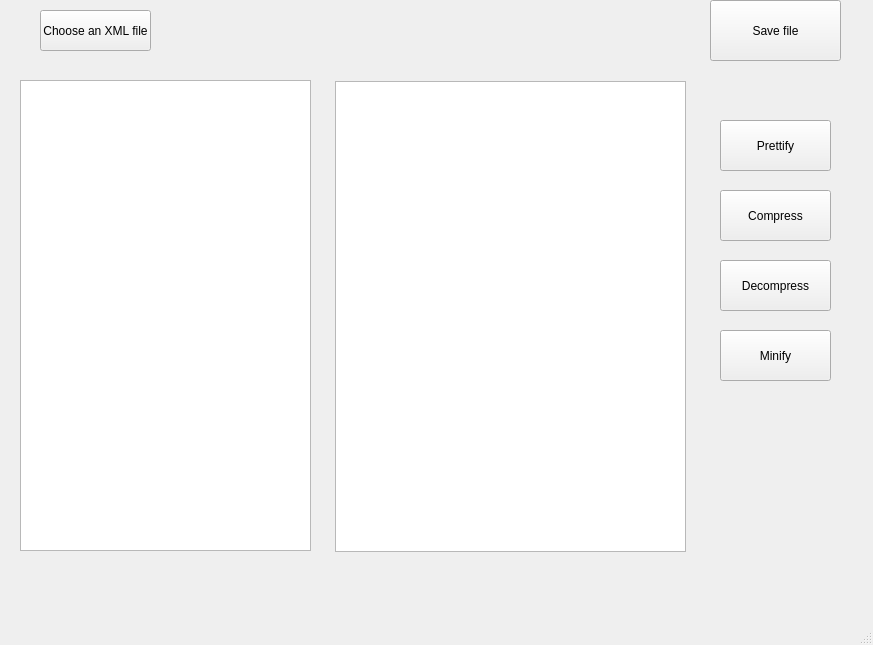
Above: xml_toolset/mainwindow.ui from College-Projects-2019-2024/XML-Toolset before the change. Below: the same form after it.
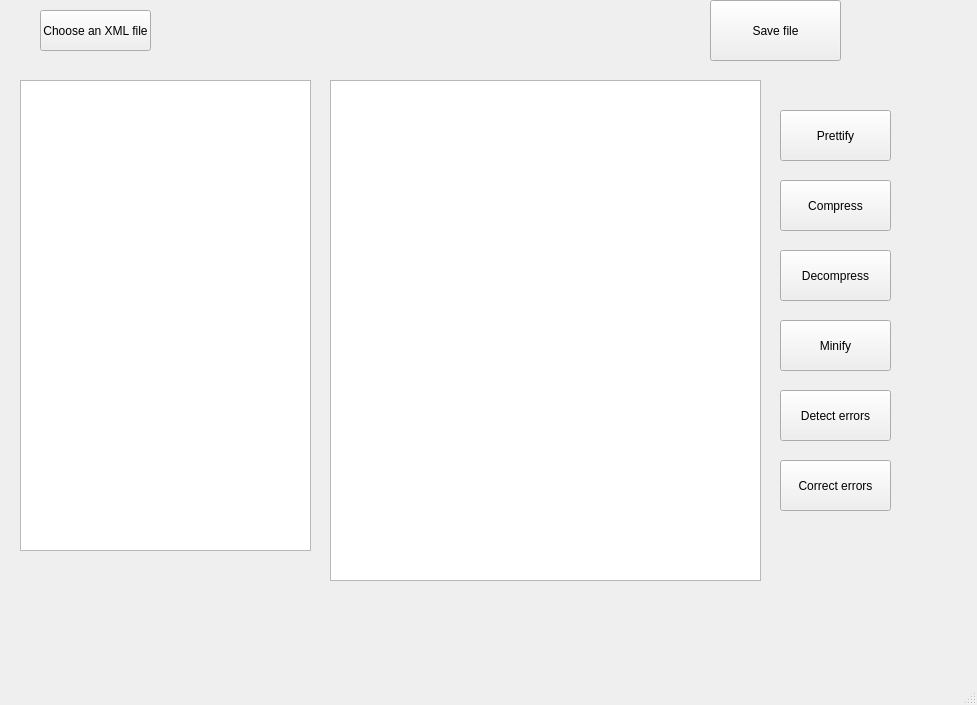
That is the form after the change.

The edit to the form file:
```diff
--- a/xml_toolset/mainwindow.ui
+++ b/xml_toolset/mainwindow.ui
@@ -6,8 +6,8 @@
    <rect>
     <x>0</x>
     <y>0</y>
-    <width>873</width>
-    <height>645</height>
+    <width>977</width>
+    <height>705</height>
    </rect>
   </property>
   <property name="windowTitle">
@@ -30,8 +30,8 @@
    <widget class="QPushButton" name="pushButton_2">
     <property name="geometry">
      <rect>
-      <x>720</x>
-      <y>120</y>
+      <x>780</x>
+      <y>110</y>
       <width>111</width>
       <height>51</height>
      </rect>
@@ -53,10 +53,10 @@
    <widget class="QTextBrowser" name="textBrowser_2">
     <property name="geometry">
      <rect>
-      <x>335</x>
-      <y>81</y>
-      <width>351</width>
-      <height>471</height>
+      <x>330</x>
+      <y>80</y>
+      <width>431</width>
+      <height>501</height>
      </rect>
     </property>
    </widget>
@@ -76,8 +76,8 @@
    <widget class="QPushButton" name="pushButton_4">
     <property name="geometry">
      <rect>
-      <x>720</x>
-      <y>190</y>
+      <x>780</x>
+      <y>180</y>
       <width>111</width>
       <height>51</height>
      </rect>
@@ -89,8 +89,8 @@
    <widget class="QPushButton" name="pushButton_5">
     <property name="geometry">
      <rect>
-      <x>720</x>
-      <y>260</y>
+      <x>780</x>
+      <y>250</y>
       <width>111</width>
       <height>51</height>
      </rect>
@@ -102,8 +102,8 @@
    <widget class="QPushButton" name="pushButton_6">
     <property name="geometry">
      <rect>
-      <x>720</x>
-      <y>330</y>
+      <x>780</x>
+      <y>320</y>
       <width>111</width>
       <height>51</height>
      </rect>
@@ -112,6 +112,32 @@
      <string>Minify</string>
     </property>
    </widget>
+   <widget class="QPushButton" name="pushButton_7">
+    <property name="geometry">
+     <rect>
+      <x>780</x>
+      <y>390</y>
+      <width>111</width>
+      <height>51</height>
+     </rect>
+    </property>
+    <property name="text">
+     <string>Detect errors</string>
+    </property>
+   </widget>
+   <widget class="QPushButton" name="pushButton_8">
+    <property name="geometry">
+     <rect>
+      <x>780</x>
+      <y>460</y>
+      <width>111</width>
+      <height>51</height>
+     </rect>
+    </property>
+    <property name="text">
+     <string>Correct errors</string>
+    </property>
+   </widget>
   </widget>
   <widget class="QMenuBar" name="menubar">
    <property name="geometry">
```
Left out of the diff: 2 changed lines with no effect on the pictures.
